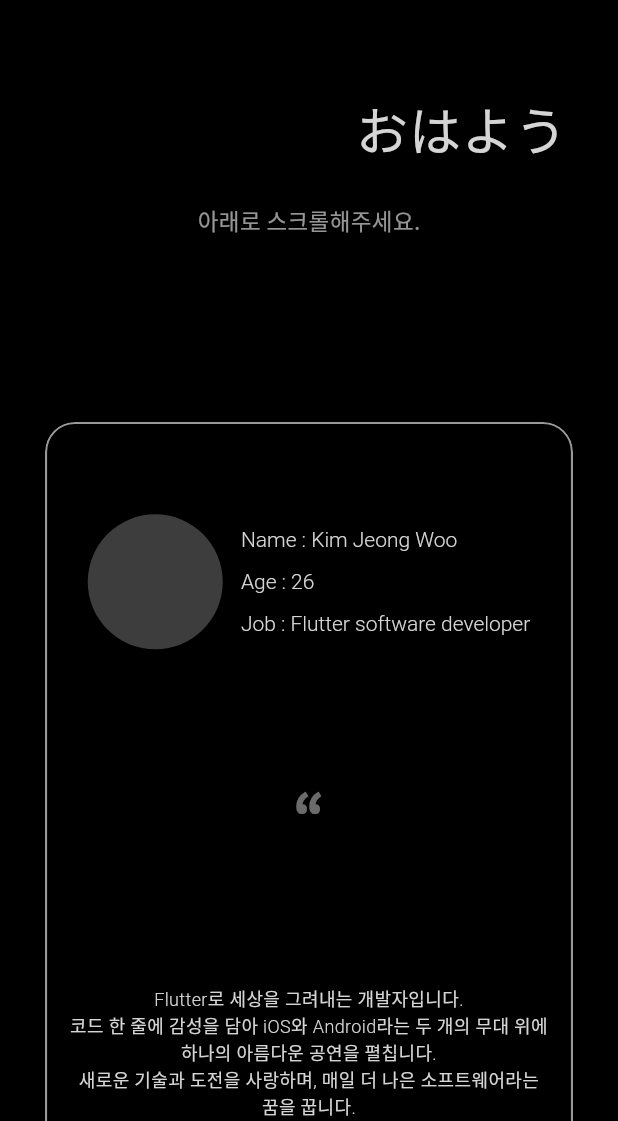
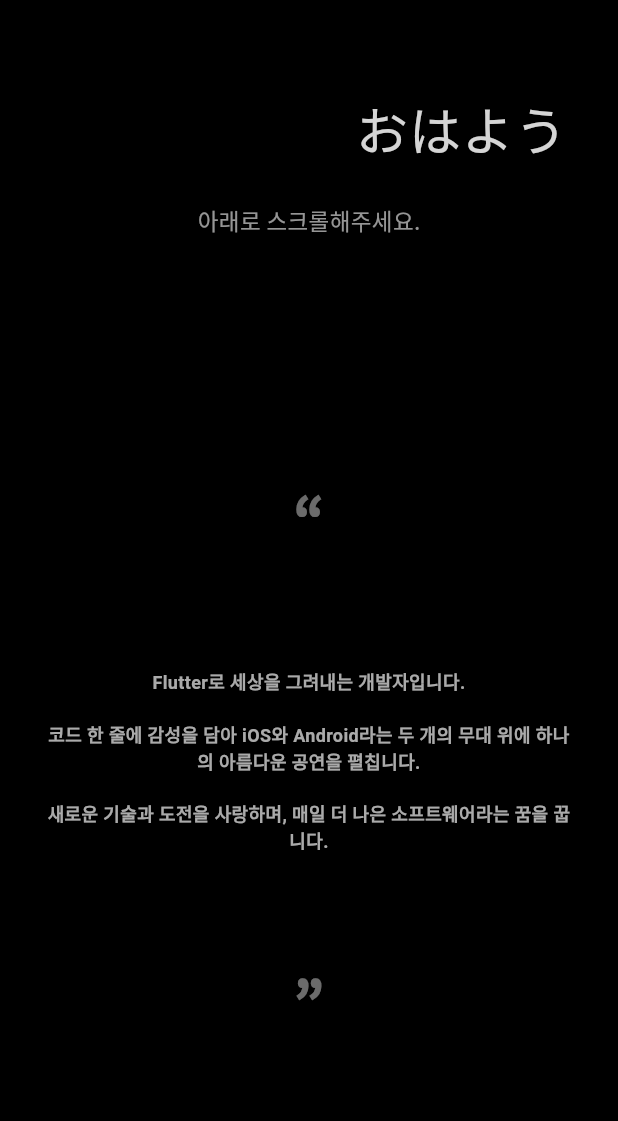
Before and after one commit to jeongwoo0427/aboutme, a Flutter app: the IntroductionScreen screen opened by its route, scrolled down 576 dp, on a phone screen of 412 x 824 dp, the part 115-1236 px from its top. Run offline on Flutter 3.47's test engine with Material 3 defaults, Android fonts, the phone set to English and light mode, and no system bars; drawn by our look-alikes of flutter_animate; our stand-ins replace dio, flutter_riverpod, go_router, logger, responsive_framework, shared_preferences and 1 more; accounts and stored records are empty; network calls fail.

Commit message:
fix : 자기소개 페이지 디자인 수정

```diff
--- a/lib/constants/app_localizations.dart
+++ b/lib/constants/app_localizations.dart
@@ -34,8 +34,8 @@ class KoreanLocalizations implements Localizations{
 
   @override
   // TODO: implement introduction_screen_letter_page_letter
-  String get introduction_screen_letter_page_letter => 'Flutter로 세상을 그려내는 개발자입니다.\n'
-      '코드 한 줄에 감성을 담아 iOS와 Android라는 두 개의 무대 위에 하나의 아름다운 공연을 펼칩니다.\n'
+  String get introduction_screen_letter_page_letter => 'Flutter로 세상을 그려내는 개발자입니다.\n\n'
+      '코드 한 줄에 감성을 담아 iOS와 Android라는 두 개의 무대 위에 하나의 아름다운 공연을 펼칩니다.\n\n'
       '새로운 기술과 도전을 사랑하며, 매일 더 나은 소프트웨어라는 꿈을 꿉니다.';
 
 }
@@ -49,8 +49,8 @@ class EnglishLocalizations implements Localizations{
 
   @override
   // TODO: implement introduction_screen_letter_page_letter
-  String get introduction_screen_letter_page_letter => 'I am a developer painting the world with Flutter.\n'
-      'Each line of code carries a touch of emotion, crafting a single beautiful performance on the dual stages of iOS and Android. \n'
+  String get introduction_screen_letter_page_letter => 'I am a developer painting the world with Flutter.\n\n'
+      'Each line of code carries a touch of emotion, crafting a single beautiful performance on the dual stages of iOS and Android. \n\n'
       'I embrace new technologies and challenges, dreaming each day of creating better software.';
 
 
--- a/lib/ui/screens/introduction/pages/cover_letter_page.dart
+++ b/lib/ui/screens/introduction/pages/cover_letter_page.dart
@@ -32,24 +32,43 @@ class _CoverLetterPageState extends ConsumerState<CoverLetterPage> {
         color: context.colorScheme.onSurface.withOpacity(0.5));
 
     final TextStyle letterTextStyle = TextStyle(
-        fontWeight: FontWeight.w300,
+        fontWeight: FontWeight.w700,
         fontSize: context.getResponsiveValue(16, 12),
-        color: context.colorScheme.onSurface);
+        color: context.colorScheme.onSurface.withOpacity(0.8));
 
     return FittedScreenSizeBody(
       body: Padding(
         padding: EdgeInsets.all(context.getResponsiveValue(70, 30)),
-        child: Center(
-          child: MaxWidthBox(
-            child: GlassyContainer(
-              height: double.infinity,
-              width: double.infinity,
-              padding: const EdgeInsets.symmetric(vertical: 20,horizontal: 15),
         child: Column(
           mainAxisSize: MainAxisSize.max,
           mainAxisAlignment: MainAxisAlignment.spaceAround,
           children: [
+            Text(
+              '“',
+              style: doubleQuotationTextStyle,
+            ),
             MaxWidthBox(
+              maxWidth: 700,
+              child: Text.rich(
+                TextSpan(children: [
+                  TextSpan(
+                      text: ref
+                          .localizations.introduction_screen_letter_page_letter,
+                      style: letterTextStyle)
+                ]),
+                textAlign: TextAlign.center,
+              ),
+            ),
+
+            Text(
+              '”',
+              style: doubleQuotationTextStyle,
+            ),
+            GlassyContainer(
+              height: context.getResponsiveValue(200, 150),
+              width: context.getResponsiveValue(500, 400),
+              padding: const EdgeInsets.symmetric(vertical: 20, horizontal: 15),
+              child: MaxWidthBox(
                 maxWidth: 700,
                 child: Row(
                   mainAxisSize: MainAxisSize.max,
@@ -62,6 +81,8 @@ class _CoverLetterPageState extends ConsumerState<CoverLetterPage> {
                     DefaultTextStyle(
                       style: profileStateTextStyle,
                       child: const Column(
+                        mainAxisSize: MainAxisSize.max,
+                        mainAxisAlignment: MainAxisAlignment.center,
                         crossAxisAlignment: CrossAxisAlignment.start,
                         children: [
                           Text('Name : Kim Jeong Woo'),
@@ -79,27 +100,8 @@ class _CoverLetterPageState extends ConsumerState<CoverLetterPage> {
                   ],
                 ),
               ),
-                  Text(
-                    '“',
-                    style: doubleQuotationTextStyle,
-                  ),
-                  MaxWidthBox(
-                    maxWidth: 700,
-                    child: Text.rich(TextSpan(children: [
-                      TextSpan(
-                          text: ref.localizations
-                              .introduction_screen_letter_page_letter,
-                          style: letterTextStyle)
-                    ]),textAlign: TextAlign.center,),
-                  ),
-                  Text(
-                    '”',
-                    style: doubleQuotationTextStyle,
-                  ),
+            )
           ],
-              ),
-            ),
-          ),
         ),
       ),
     );
```
Lines whose indentation alone changed are shown as unchanged.
